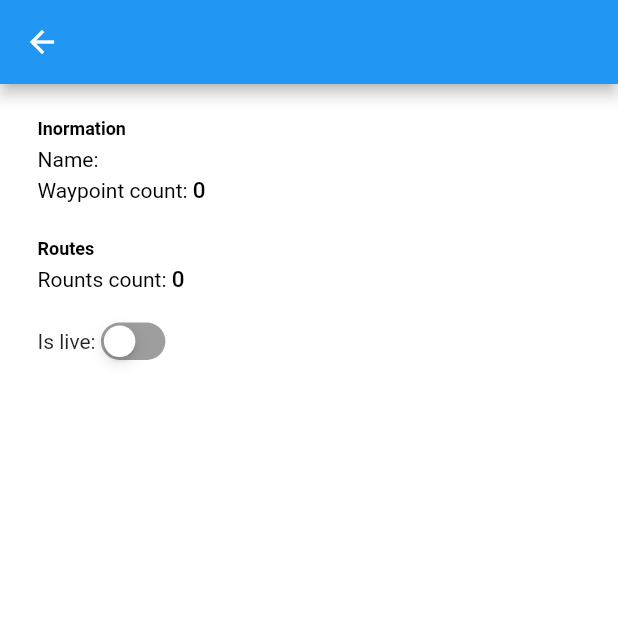
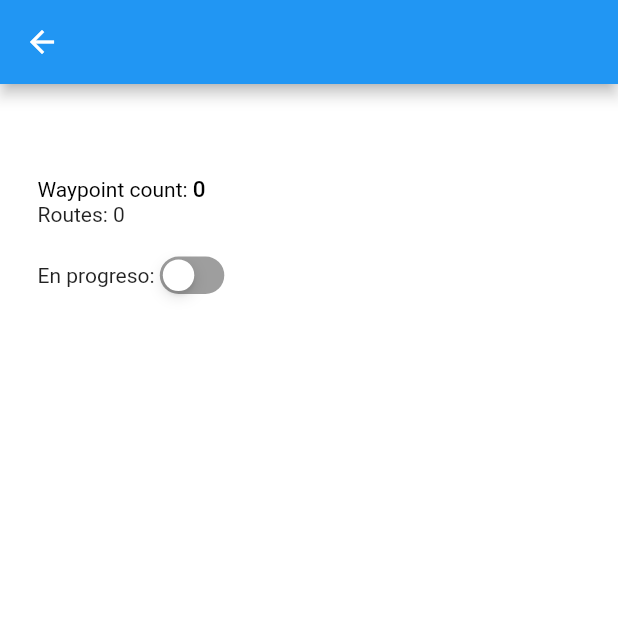
Before and after one commit to Veranohelps/assistant-pilot, a Flutter app: the ExpeditionDetails screen opened directly with empty values, on a phone screen of 412 x 824 dp, the top half of it. Run offline on Flutter 3.47's test engine with Material 2 defaults, Android fonts, the light colour scheme and no system bars; our stand-ins replace bloc, connectivity, dio, equatable, flutter_bloc, flutter_dotenv and 12 more; missing offline and left inert: flutter_background_geolocation, notification_permissions; accounts and stored records are empty; network calls fail.

Commit message:
Minor Expedition details page improvements
And bumps build number for release.

```diff
--- a/app/lib/ui/pages/expedition_details/expedition_details.dart
+++ b/app/lib/ui/pages/expedition_details/expedition_details.dart
@@ -4,9 +4,9 @@ import 'package:app/logic/model/expedition.dart';
 import 'package:app/ui/components/brand_card/brand_card.dart';
 import 'package:app/ui/components/brand_switcher/brand_switcher.dart';
 import 'package:app/ui/pages/expedition/expedition.dart';
+import 'package:app/utils/extensions/text_extension.dart';
 import 'package:app/utils/route_transitions/basic.dart';
 import 'package:flutter/material.dart';
-import 'package:app/utils/extensions/text_extension.dart';
 
 class ExpeditionDetails extends StatefulWidget {
   const ExpeditionDetails({
@@ -43,20 +43,17 @@ class _ExpeditionDetailsState extends State<ExpeditionDetails> {
           crossAxisAlignment: CrossAxisAlignment.stretch,
           children: [
             SizedBox(height: 20),
-            Text('Inormation').h6,
-            textLine('Name: ', widget.expedition.name),
+            Text(widget.expedition.name).h6,
+            SizedBox(height: 20),
             textLine('Waypoint count: ',
                 widget.expedition.waypoints.length.toString()),
-            SizedBox(height: 20),
-            Text('Routes').h6,
-            textLine(
-                'Rounts count: ', widget.expedition.routes.length.toString()),
+            Text('Routes: ' + widget.expedition.routes.length.toString()),
             SizedBox(height: 20),
             GestureDetector(
               onTap: handleIsLiveSwithcer,
               child: Row(
                 children: [
-                  Text('Is live: '),
+                  Text('En progreso: '),
                   BrandSwitcher(
                     isAcitve: isLive,
                   ),
@@ -83,8 +80,9 @@ class _ExpeditionDetailsState extends State<ExpeditionDetails> {
                       child: BrandCard(
                         child: Row(
                           children: [
-                            Text('Route: ${i + 1},\nid: ${routePreInfo.id}')
-                                .bodySmall,
+                            ElevatedButton(
+                                onPressed: null,
+                                child: Text(isLive ? "COMENZAR" : "CONSULTAR"))
                           ],
                         ),
                       ),
--- a/app/pubspec.yaml
+++ b/app/pubspec.yaml
@@ -2,7 +2,7 @@ name: app
 
 publish_to: 'none'
 
-version: 1.0.0+34
+version: 1.0.0+35
 
 environment:
   sdk: '>=2.12.0 <3.0.0'
```
